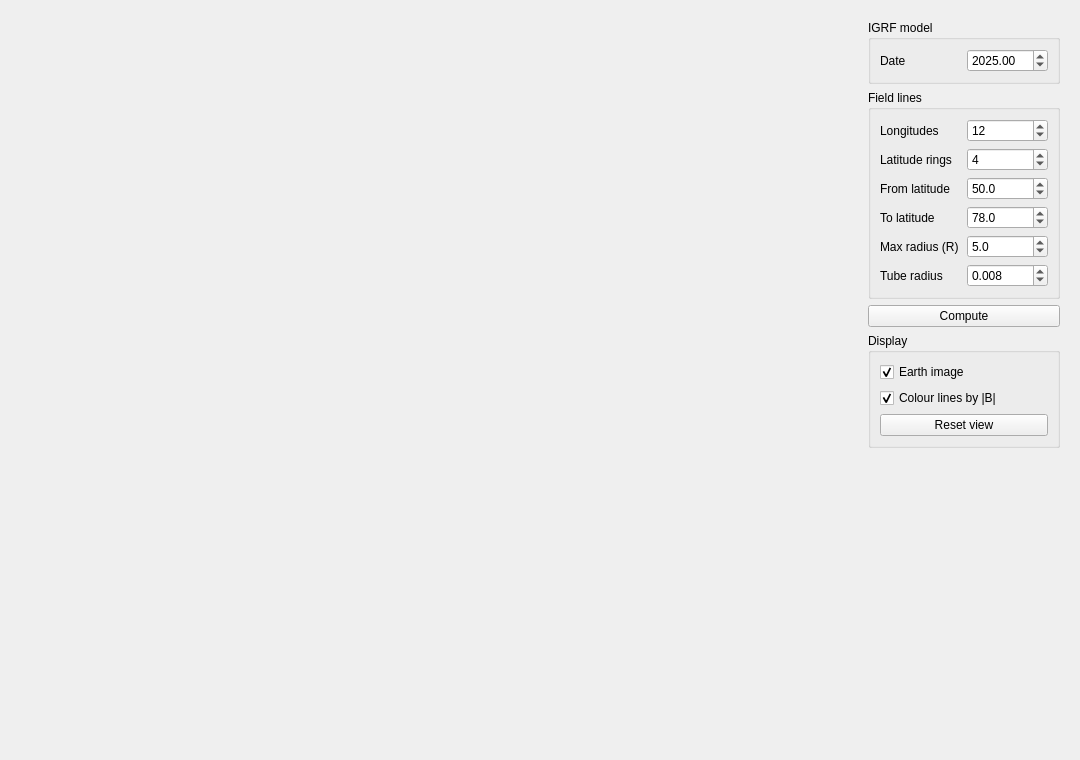
Old version of the form deps/ui/magfield3d.ui in the repository GenericMappingTools/InteractiveGMT.
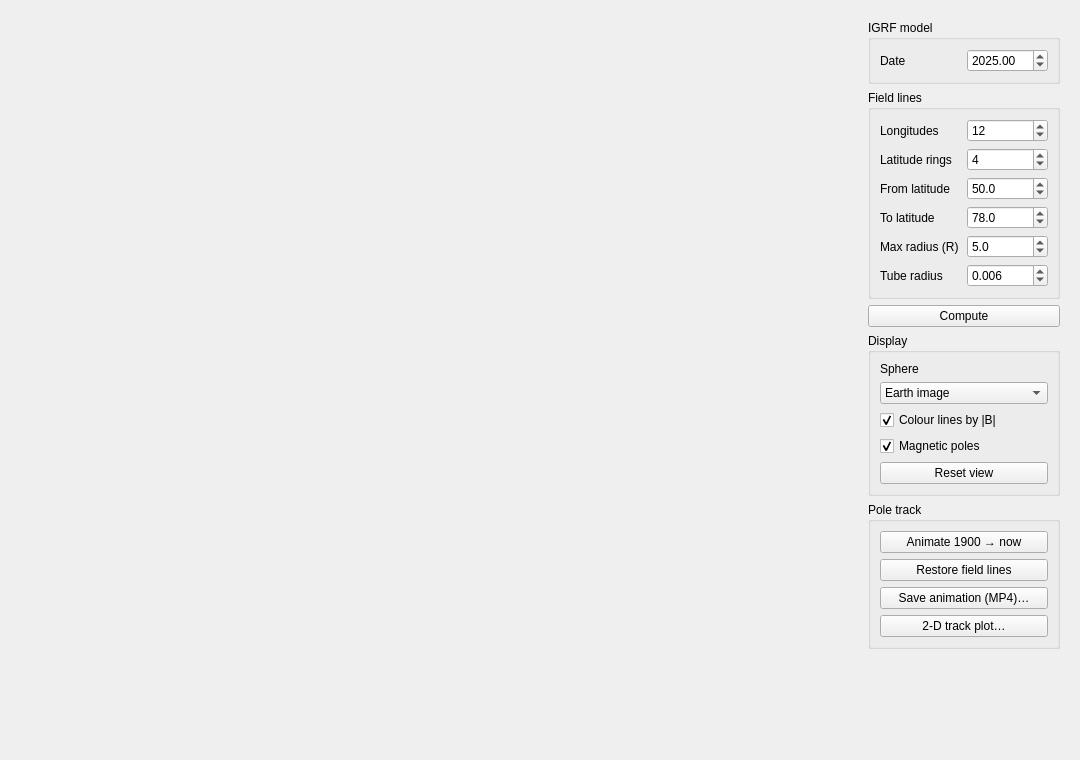
New version of the form.

Commit message: Improvements in the Magnetic field 3D

Patch:
```diff
--- a/deps/ui/magfield3d.ui
+++ b/deps/ui/magfield3d.ui
@@ -214,7 +214,7 @@
             <double>0.002000000000000</double>
            </property>
            <property name="value">
-            <double>0.008000000000000</double>
+            <double>0.006000000000000</double>
            </property>
           </widget>
          </item>
@@ -238,16 +238,32 @@
         </property>
         <layout class="QVBoxLayout" name="lookLayout">
          <item>
-          <widget class="QCheckBox" name="earthCheck">
-           <property name="toolTip">
-            <string>Drape GMT's Earth image on the sphere.</string>
-           </property>
+          <widget class="QLabel" name="lblSkin">
            <property name="text">
-            <string>Earth image</string>
+            <string>Sphere</string>
            </property>
-           <property name="checked">
-            <bool>true</bool>
+          </widget>
+         </item>
+         <item>
+          <widget class="QComboBox" name="skinCombo">
+           <property name="toolTip">
+            <string>What the globe wears: GMT's Earth image, the IGRF total field at the surface for the date above, or no image at all.</string>
            </property>
+           <item>
+            <property name="text">
+             <string>Earth image</string>
+            </property>
+           </item>
+           <item>
+            <property name="text">
+             <string>IGRF total field (surface)</string>
+            </property>
+           </item>
+           <item>
+            <property name="text">
+             <string>Plain</string>
+            </property>
+           </item>
           </widget>
          </item>
          <item>
@@ -263,6 +279,19 @@
            </property>
           </widget>
          </item>
+         <item>
+          <widget class="QCheckBox" name="polesCheck">
+           <property name="toolTip">
+            <string>Mark the north and south magnetic poles for the date above — the points where the field is vertical, i.e. where |inclination| is greatest.</string>
+           </property>
+           <property name="text">
+            <string>Magnetic poles</string>
+           </property>
+           <property name="checked">
+            <bool>true</bool>
+           </property>
+          </widget>
+         </item>
          <item>
           <widget class="QPushButton" name="resetViewButton">
            <property name="text">
@@ -273,6 +302,55 @@
         </layout>
        </widget>
       </item>
+      <item>
+       <widget class="QGroupBox" name="trackGroup">
+        <property name="title">
+         <string>Pole track</string>
+        </property>
+        <layout class="QVBoxLayout" name="trackLayout">
+         <item>
+          <widget class="QPushButton" name="trackButton">
+           <property name="toolTip">
+            <string>Walk both magnetic poles from 1900 to this year, one year per step. The field lines are put away while it plays; the year shows over the globe and in the title bar.</string>
+           </property>
+           <property name="text">
+            <string>Animate 1900 → now</string>
+           </property>
+          </widget>
+         </item>
+         <item>
+          <widget class="QPushButton" name="restoreLinesButton">
+           <property name="toolTip">
+            <string>Put the 3-D field lines back and return the markers to the date above. Until it is pressed the globe carries the track alone, free to be turned and zoomed.</string>
+           </property>
+           <property name="text">
+            <string>Restore field lines</string>
+           </property>
+          </widget>
+         </item>
+         <item>
+          <widget class="QPushButton" name="saveMovieButton">
+           <property name="toolTip">
+            <string>Play the whole track into an MP4 file, one frame per year, exactly as it looks in this window.</string>
+           </property>
+           <property name="text">
+            <string>Save animation (MP4)…</string>
+           </property>
+          </widget>
+         </item>
+         <item>
+          <widget class="QPushButton" name="trackPlotButton">
+           <property name="toolTip">
+            <string>The same track as a pair of flat polar maps, one per hemisphere, with the year marked every ten years.</string>
+           </property>
+           <property name="text">
+            <string>2-D track plot…</string>
+           </property>
+          </widget>
+         </item>
+        </layout>
+       </widget>
+      </item>
       <item>
        <widget class="QLabel" name="statusLabel">
         <property name="wordWrap">
```
Left out of the diff: 8 changed lines with no effect on the pictures. The commit also changes 10 other files.
